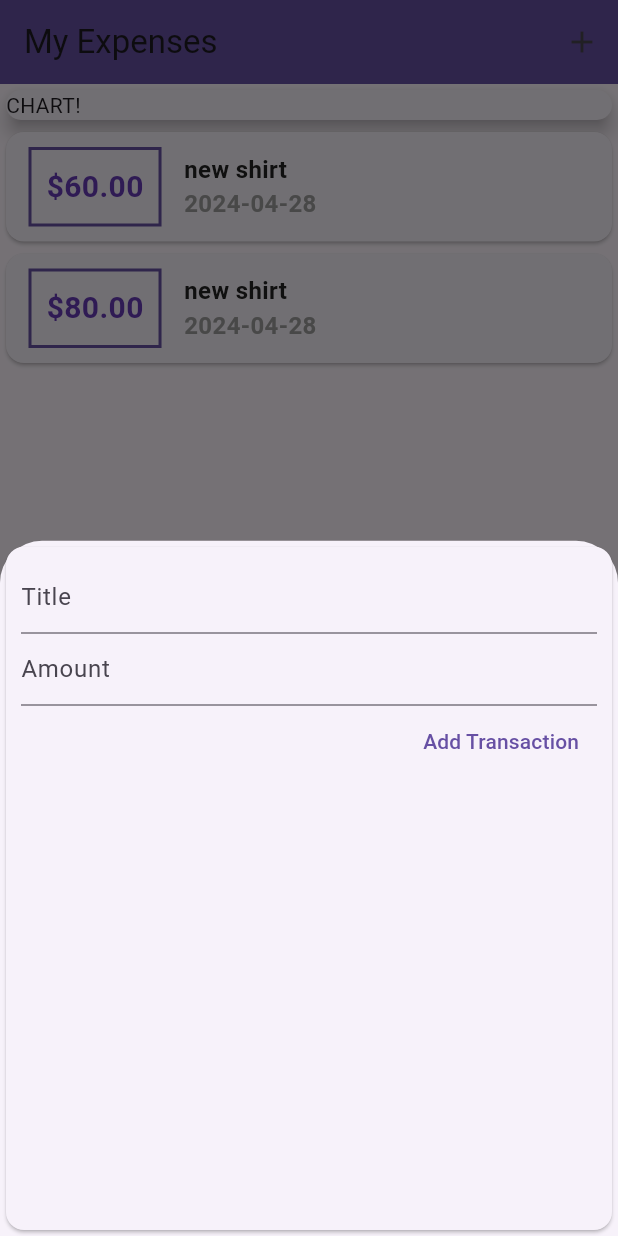
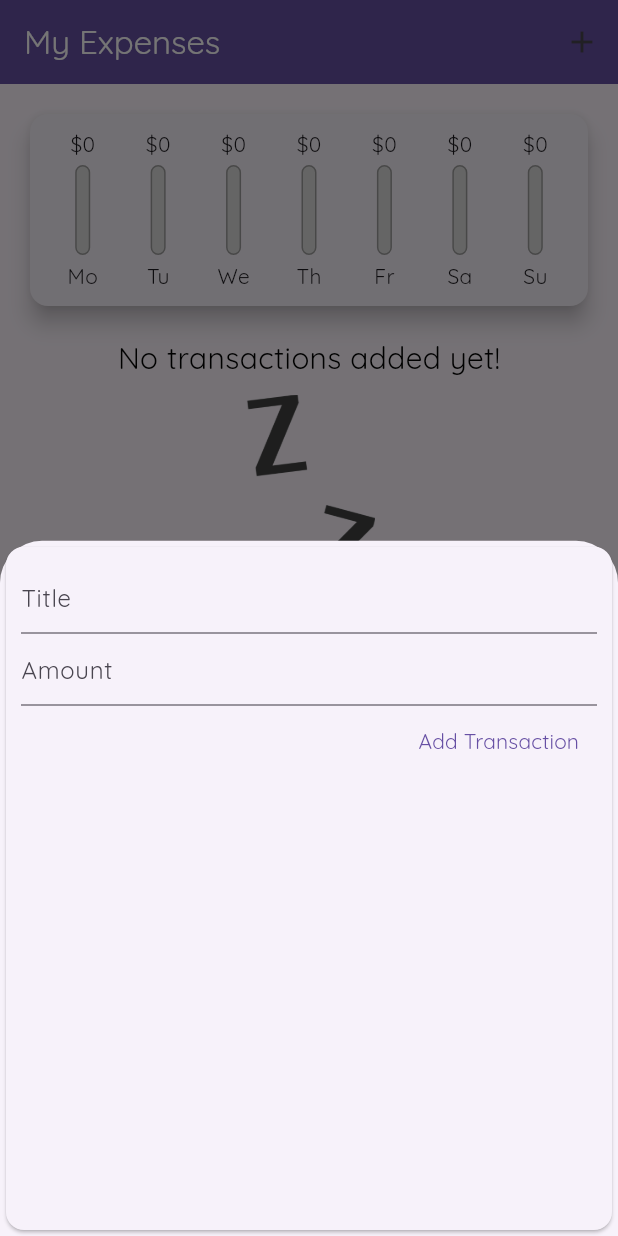
Before and after one commit to RihamGamalElaraby/PersonalExpensesApp-FlutterApp, a Flutter app: the screen it shows after launch, after a tap on the "add" icon, on a phone screen of 412 x 824 dp. Run offline on Flutter 3.47's test engine with Material 3 defaults, Android fonts, the phone set to English and light mode, and no system bars.

Commit message:
added chart

```diff
--- a/expensesapp/lib/main.dart
+++ b/expensesapp/lib/main.dart
@@ -14,11 +14,9 @@
       title: 'Expenses App',
       theme: ThemeData(
         primarySwatch: Colors.deepPurple,
-
-        // colorScheme: Colors.white,
-        // useMaterial3: true,
+        fontFamily: 'Quicksand',
       ),
-      home: MyHomeView(),
+      home: const MyHomeView(),
     );
   }
 }
--- a/expensesapp/lib/views/MyHomeView.dart
+++ b/expensesapp/lib/views/MyHomeView.dart
@@ -1,11 +1,12 @@
 import 'package:expensesapp/models/transaction.dart';
 // import 'package:expensesapp/widgets/add_transaction.dart';
 import 'package:expensesapp/widgets/cardAddTransaction.dart';
+import 'package:expensesapp/widgets/chart.dart';
 import 'package:expensesapp/widgets/transactionList.dart';
 import 'package:flutter/material.dart';
 
 class MyHomeView extends StatefulWidget {
-  const MyHomeView({Key? key}) : super(key: key);
+  const MyHomeView({super.key});
 
   @override
   _MyHomeViewState createState() => _MyHomeViewState();
@@ -13,18 +14,18 @@
 
 class _MyHomeViewState extends State<MyHomeView> {
   final List<Transaction> transactions = [
-    Transaction(
-      id: '1',
-      amount: 60,
-      date: DateTime.now(),
-      title: 'new shirt',
-    ),
-    Transaction(
-      id: '2',
-      amount: 80.00,
-      date: DateTime.now(),
-      title: 'new shirt',
-    ),
+    // Transaction(
+    //   id: '1',
+    //   amount: 60,
+    //   date: DateTime.now(),
+    //   title: 'new shirt',
+    // ),
+    // Transaction(
+    //   id: '2',
+    //   amount: 80.00,
+    //   date: DateTime.now(),
+    //   title: 'new shirt',
+    // ),
   ];
 
   void _addNewTransaction(String title, double amount) {
@@ -38,6 +39,12 @@
     setState(() {
       transactions.add(newTx);
     });
+  }
+
+  List<Transaction> get recentTransaction {
+    return transactions.where((tx) {
+      return tx.date.isAfter(DateTime.now().subtract(const Duration(days: 7)));
+    }).toList(); // Convert Iterable to List
   }
 
   void _startAddNewTransaction(BuildContext context) {
@@ -61,11 +68,14 @@
       appBar: AppBar(
         // foregroundColor: Colors.white,
         backgroundColor: Theme.of(context).primaryColor,
-        title: Text('My Expenses'),
+        title: const Text(
+          'My Expenses',
+          style: TextStyle(color: Colors.white),
+        ),
         actions: [
           IconButton(
             onPressed: () => _startAddNewTransaction(context),
-            icon: Icon(Icons.add),
+            icon: const Icon(Icons.add),
           ),
         ],
       ),
@@ -73,38 +83,14 @@
         child: Column(
           crossAxisAlignment: CrossAxisAlignment.stretch,
           children: [
-            Container(
-              width: double.infinity,
-              child: Card(
-                // color: Colors.blue,
-                elevation: 5,
-                child: Text('CHART!'),
-              ),
-            ),
+            Chart(recentTransation: recentTransaction),
             TransactionList(transactions),
-            // Column(
-            //   children: transactions
-            //       .map((tx) => Card(
-            //             child: ListTile(
-            //               leading: CircleAvatar(
-            //                 child: FittedBox(
-            //                   child: Text('\$${tx.amount}'),
-            //                 ),
-            //               ),
-            //               title: Text(tx.title),
-            //               subtitle: Text(
-            //                 '${tx.date.day}/${tx.date.month}/${tx.date.year}',
-            //               ),
-            //             ),
-            //           ))
-            //       .toList(),
-            // ),
           ],
         ),
       ),
       floatingActionButtonLocation: FloatingActionButtonLocation.centerFloat,
       floatingActionButton: FloatingActionButton(
-        child: Icon(Icons.add),
+        child: const Icon(Icons.add),
         onPressed: () => _startAddNewTransaction(context),
       ),
     );
--- a/expensesapp/lib/widgets/cardAddTransaction.dart
+++ b/expensesapp/lib/widgets/cardAddTransaction.dart
@@ -1,7 +1,7 @@
 import 'package:flutter/material.dart';
 
 class AddTransation extends StatefulWidget {
-  AddTransation({super.key, required this.onpressed});
+  const AddTransation({super.key, required this.onpressed});
   final Function onpressed;
 
   @override
@@ -27,23 +27,23 @@
   Widget build(BuildContext context) {
     return Card(
       child: Container(
-        padding: EdgeInsets.all(10),
+        padding: const EdgeInsets.all(10),
         child: Column(
           crossAxisAlignment: CrossAxisAlignment.end,
           children: [
             TextField(
               controller: titleController,
-              decoration: InputDecoration(hintText: 'Title'),
+              decoration: const InputDecoration(hintText: 'Title'),
             ),
             TextField(
               onSubmitted: (_) => addTransaction,
               keyboardType: TextInputType.number,
               controller: amountController,
-              decoration: InputDecoration(hintText: 'Amount'),
+              decoration: const InputDecoration(hintText: 'Amount'),
             ),
             TextButton(
               onPressed: addTransaction,
-              child: Text('Add Transaction'),
+              child: const Text('Add Transaction'),
             )
           ],
         ),
--- /dev/null
+++ b/expensesapp/lib/widgets/chart.dart
@@ -0,0 +1,62 @@
+import 'package:expensesapp/models/transaction.dart';
+import 'package:flutter/material.dart';
+import 'package:intl/intl.dart';
+
+import 'chartBar.dart';
+
+class Chart extends StatelessWidget {
+  final List<Transaction> recentTransation;
+
+  List<Map<String, Object>> get groupedTransactionValue {
+    return List.generate(7, (index) {
+      final weekDay = DateTime.now().subtract(Duration(days: index));
+      double totalsum = 0.0;
+      for (var i = 0; i < recentTransation.length; i++) {
+        if (recentTransation[i].date.day == weekDay.day &&
+            recentTransation[i].date.month == weekDay.month &&
+            recentTransation[i].date.year == weekDay.year) {
+          totalsum = totalsum + recentTransation[i].amount;
+        }
+      }
+      return {
+        'day': DateFormat.E().format(weekDay).substring(0, 2),
+        'amount': totalsum,
+      };
+    }).reversed.toList();
+  }
+
+  double get totalSpending {
+    return groupedTransactionValue.fold(0.0, (sum, item) {
+      return sum + (item['amount'] as double);
+    });
+  }
+
+  const Chart({super.key, required this.recentTransation});
+
+  @override
+  Widget build(BuildContext context) {
+    return Card(
+      elevation: 6,
+      margin: const EdgeInsets.all(20),
+      child: Padding(
+        padding: const EdgeInsets.all(10),
+        child: Row(
+          mainAxisAlignment: MainAxisAlignment.spaceAround,
+          children: groupedTransactionValue.map((data) {
+            return Flexible(
+              fit: FlexFit.tight,
+              child: ChartBar(
+                label: data['day'] as String, // Cast 'day' to String
+                spendingAmount:
+                    data['amount'] as double, // Cast 'amount' to double
+                spendingPctoftotal: totalSpending == 0.0
+                    ? 0.0
+                    : (data['amount'] as double) / totalSpending,
+              ),
+            );
+          }).toList(),
+        ),
+      ),
+    );
+  }
+}
--- /dev/null
+++ b/expensesapp/lib/widgets/chartBar.dart
@@ -0,0 +1,52 @@
+import 'package:flutter/material.dart';
+
+class ChartBar extends StatelessWidget {
+  const ChartBar({
+    super.key,
+    required this.label,
+    required this.spendingAmount,
+    required this.spendingPctoftotal,
+  });
+  final String label;
+  final double spendingAmount;
+  final double spendingPctoftotal;
+  @override
+  Widget build(BuildContext context) {
+    return Column(children: [
+      Container(
+          height: 20,
+          child:
+              FittedBox(child: Text('\$${spendingAmount.toStringAsFixed(0)}'))),
+      const SizedBox(
+        height: 4,
+      ),
+      SizedBox(
+        height: 60,
+        width: 10,
+        child: Stack(
+          children: [
+            Container(
+              decoration: BoxDecoration(
+                border: Border.all(color: Colors.grey, width: 1.0),
+                color: const Color.fromRGBO(220, 220, 220, 1),
+                borderRadius: BorderRadius.circular(10),
+              ),
+            ),
+            FractionallySizedBox(
+              heightFactor: spendingPctoftotal,
+              child: Container(
+                decoration: BoxDecoration(
+                    color: Theme.of(context).primaryColor,
+                    borderRadius: BorderRadius.circular(10)),
+              ),
+            )
+          ],
+        ),
+      ),
+      const SizedBox(
+        height: 4,
+      ),
+      Text(label),
+    ]);
+  }
+}
--- a/expensesapp/lib/widgets/transactionList.dart
+++ b/expensesapp/lib/widgets/transactionList.dart
@@ -10,44 +10,51 @@
   @override
   Widget build(BuildContext context) {
     return Container(
-      height: MediaQuery.of(context).size.width,
-      child: ListView.builder(
-        itemBuilder: (context, index) {
-          return Card(
-            child: Row(
+      height: 300,
+      child: transactions.isEmpty
+          ? Column(
               children: [
+                Text(
+                  'No transactions added yet!',
+                  style: TextStyle(color: Colors.black, fontSize: 20),
+                ),
+                SizedBox(
+                  height: 10,
+                ),
                 Container(
-                  padding: EdgeInsets.all(10),
-                  decoration: BoxDecoration(
-                    border: Border.all(
-                      color: Theme.of(context).primaryColor,
-                      width: 2,
-                      style: BorderStyle.solid,
-                    ),
-                  ),
-                  margin: EdgeInsets.symmetric(vertical: 10, horizontal: 15),
-                  child: Text(
-                    '\$${transactions[index].amount.toStringAsFixed(2)}',
-                    style: TextStyle(
-                      fontWeight: FontWeight.bold,
-                      fontSize: 20,
-                      color: Colors.deepPurple,
-                    ),
+                  height: 200,
+                  child: Image.asset(
+                    'assets/images/waiting.png',
+                    fit: BoxFit.cover,
                   ),
                 ),
-                Column(
-                  mainAxisAlignment: MainAxisAlignment.center,
-                  crossAxisAlignment: CrossAxisAlignment.start,
-                  children: [
-                    Text(
+              ],
+            )
+          : ListView.builder(
+              itemBuilder: (context, index) {
+                return Card(
+                  elevation: 5,
+                  margin: EdgeInsets.symmetric(vertical: 9, horizontal: 5),
+                  child: ListTile(
+                    leading: CircleAvatar(
+                      radius: 50,
+                      child: Padding(
+                        padding: const EdgeInsets.all(5.0),
+                        child: FittedBox(
+                          child: Text(
+                              '\$${transactions[index].amount.toStringAsFixed(2)}'),
+                        ),
+                      ),
+                    ),
+                    title: Text(
                       transactions[index].title,
                       style: TextStyle(
                         fontWeight: FontWeight.bold,
-                        fontSize: 16,
+                        fontSize: 20,
                         color: const Color.fromARGB(255, 35, 35, 35),
                       ),
                     ),
-                    Text(
+                    subtitle: Text(
                       DateFormat('yyyy-MM-dd')
                           .format(transactions[index].date), // Corrected line
                       style: TextStyle(
@@ -56,14 +63,60 @@
                         color: Colors.grey,
                       ),
                     ),
-                  ],
-                )
-              ],
+                  ),
+                );
+                // Card(
+                //   child: Row(
+                //     children: [
+                //       Container(
+                //         padding: EdgeInsets.all(10),
+                //         decoration: BoxDecoration(
+                //           border: Border.all(
+                //             color: Theme.of(context).primaryColor,
+                //             width: 2,
+                //             style: BorderStyle.solid,
+                //           ),
+                //         ),
+                //         margin:
+                //             EdgeInsets.symmetric(vertical: 10, horizontal: 15),
+                //         child: Text(
+                //           '\$${transactions[index].amount.toStringAsFixed(2)}',
+                //           style: TextStyle(
+                //             fontWeight: FontWeight.bold,
+                //             fontSize: 20,
+                //             color: Colors.deepPurple,
+                //           ),
+                //         ),
+                //       ),
+                //       Column(
+                //         mainAxisAlignment: MainAxisAlignment.center,
+                //         crossAxisAlignment: CrossAxisAlignment.start,
+                //         children: [
+                //           Text(
+                //             transactions[index].title,
+                // style: TextStyle(
+                //   fontWeight: FontWeight.bold,
+                //   fontSize: 16,
+                //   color: const Color.fromARGB(255, 35, 35, 35),
+                // ),
+                //           ),
+                // Text(
+                //   DateFormat('yyyy-MM-dd').format(
+                //       transactions[index].date), // Corrected line
+                //   style: TextStyle(
+                //     fontWeight: FontWeight.bold,
+                //     fontSize: 16,
+                //     color: Colors.grey,
+                //   ),
+                // ),
+                //         ],
+                //       )
+                //     ],
+                //   ),
+                // );
+              },
+              itemCount: transactions.length,
             ),
-          );
-        },
-        itemCount: transactions.length,
-      ),
     );
   }
 }
```
Also changed, not shown: expensesapp/pubspec.yaml (+13 -13 lines), expensesapp/assets/fonts/OpenSans-Bold.ttf (added), expensesapp/assets/fonts/OpenSans-Regular.ttf (added), expensesapp/assets/fonts/Quicksand-Bold.ttf (added), expensesapp/assets/fonts/Quicksand-Light.ttf (added), expensesapp/assets/fonts/Quicksand-Medium.ttf (added), expensesapp/assets/fonts/Quicksand-Regular.ttf (added), expensesapp/assets/images/waiting.png (added).
